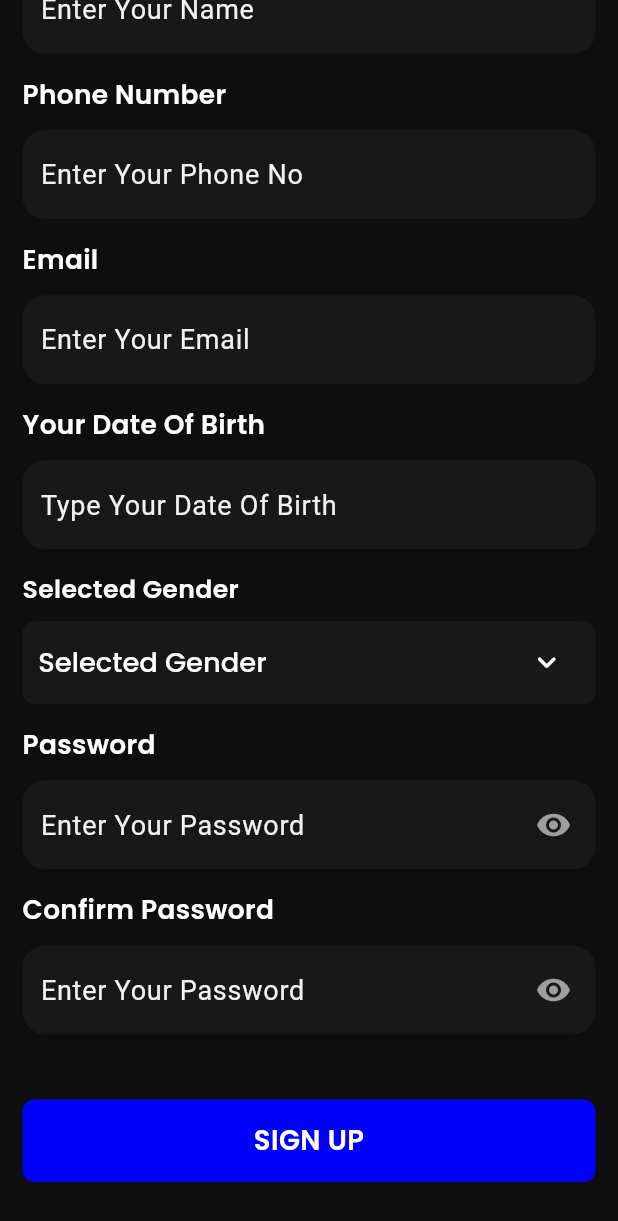
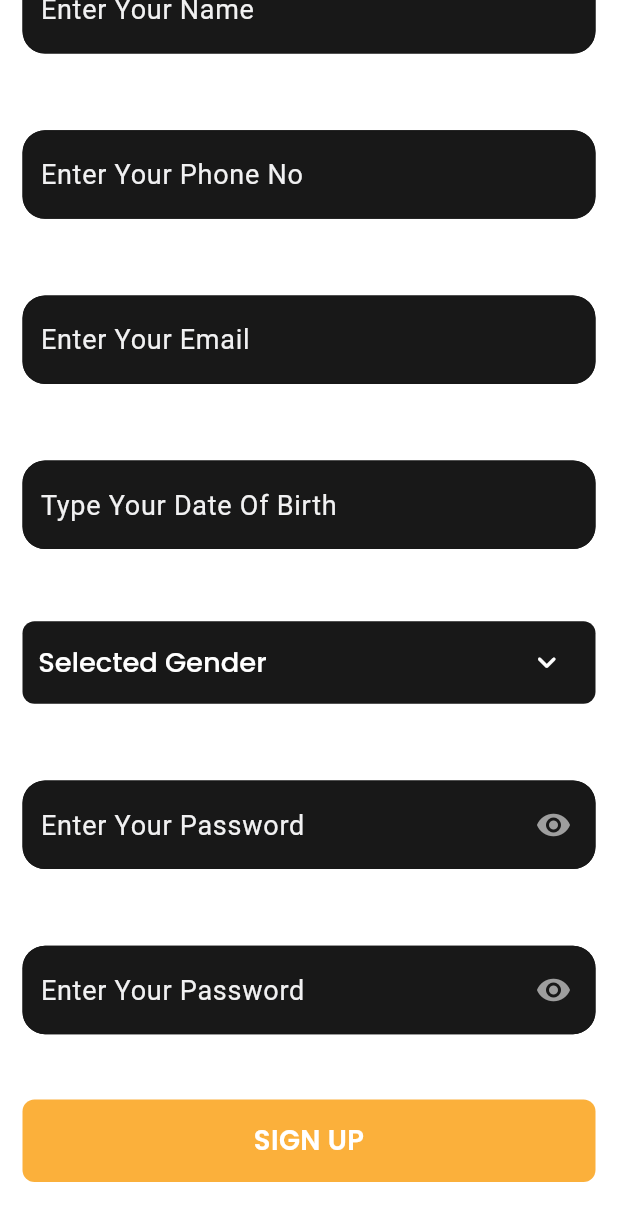
Before and after one commit to tarekFpi/tractivity_flutter_app, a Flutter app: the SignupScreen screen opened directly, scrolled down 576 dp, on a phone screen of 412 x 824 dp. Shown: the top 1221 px of the screen. Run offline on Flutter 3.47's test engine with Material 3 defaults, Android fonts, the phone set to English and light mode, and no system bars; our stand-ins replace cached_network_image, flutter_easyloading, flutter_screenutil, flutter_spinkit, flutter_svg, fluttertoast and 5 more; accounts and stored records are empty; network calls fail.

Commit message:
new brance create

```diff
--- a/lib/core/app_routes/app_routes.dart
+++ b/lib/core/app_routes/app_routes.dart
@@ -1,8 +1,11 @@
 // ignore_for_file: prefer_const_constructors
 import 'package:get/get.dart';
+import 'package:tractivity_app/view/screens/onboarding_screen/onboarding_screen.dart';
 import 'package:tractivity_app/view/screens/splash_screen/splash_screen.dart';
+
 ///=========================App Routes=========================
 class AppRoutes {
+
   static const String splashScreen = "/SplashScreen";
   static const String homeScreen = "/HomeScreen";
   static const String onboardingScreen = "/OnboardingScreen";
@@ -37,9 +40,14 @@ class AppRoutes {
 
 
   static List<GetPage> routes = [
+
     ///===========================Authentication==========================
+
     GetPage(name: splashScreen, page: () => SplashScreen()),
- /*   GetPage(name: homeScreen, page: () => HomeScreen()),
+
+    GetPage(name: onboardingScreen, page: () => OnboardingScreen()),
+
+ /*  GetPage(name: homeScreen, page: () => HomeScreen()),
     GetPage(name: onboardingScreen, page: () => OnboardingScreen()),
     GetPage(name: loginScreen, page: () => LoginScreen()),
     GetPage(name: signupScreen, page: () => SignupScreen()),
@@ -48,9 +56,5 @@ class AppRoutes {
     GetPage(name: friendScreen, page: () => FriendScreen()),
     GetPage(name: friendProfileScreen, page: () => FriendProfileScreen()),*/
 
-
-
-
-
   ];
 }
--- a/lib/utils/app_colors/app_colors.dart
+++ b/lib/utils/app_colors/app_colors.dart
@@ -2,7 +2,7 @@ import 'dart:ui';
 
 class AppColors {
 
-  static const Color primary = Color(0xff0100FF);
+  static const Color primary = Color(0xffFBB03B);
   static const Color black = Color(0xff0E0E0E);
   static const Color black_02 = Color(0xff181818);
   static const Color white = Color(0xffFFFFFF);
@@ -21,7 +21,27 @@ class AppColors {
   static const Color orange = Color(0xffFF9800);
 
 
-
+  static const Color onboardingCard = Color(0xffDFDDDA);
+  static const Color brinkPink = Color(0xffFFA496);
+  static const Color black_60 = Color(0xff242525);
+  static const Color grey_1 = Color(0xff878787);
+  static const Color grey_5 = Color(0xffBCBCBC);
+  static const Color lightRed = Color(0xffFFA496);
+  static const Color lightRed2 = Color(0xffFF9A8A);
+  static const Color titleText = Color(0xffBDB5B5);
+  static const Color softRed = Color(0xffEBA79D);
+  static const Color grey_2 = Color(0xff262525);
+  static const Color grey_3 = Color(0xffD8D8D8);
+  static const Color yellowlight = Color(0xffE2D97F);
+  static const Color cardBarClr = Color(0xff373799);
+  static const Color r1 = Color(0xffFFB574);
+  static const Color r2 = Color(0xffFA72F7);
+  static const Color purple = Color(0xff896CFE);
+  static const Color grey06 = Color(0xffD9DEE7);
+  static const Color amber = Color(0xffFFAFA3);
+  static const Color blue = Color(0xff2497F3);
+  static const Color grey001 = Color(0xffD1D1D1);
+  static const Color grey002 = Color(0xff313131);
 
 
 
--- a/pubspec.yaml
+++ b/pubspec.yaml
@@ -53,6 +53,7 @@ dependencies:
   html: ^0.15.5
   shared_preferences: ^2.3.3
   socket_io_client: ^3.0.1
+  flutter_easyloading: ^3.0.5
 
 dev_dependencies:
   flutter_test:
```
Also changed, not shown: assets/lottie/loading.json (added, +1 -0 lines), lib/main.dart (+21 -3 lines), lib/utils/app_images/app_images.dart (+4 -3 lines), lib/view/screens/onboarding_screen/onboarding_screen.dart (+6 -5 lines), lib/view/screens/splash_screen/splash_screen.dart (+25 -1 lines), assets/icons/zoomIcon.svg (added), assets/images/splash_image.svg (added), pubspec.lock, 2 other files.
